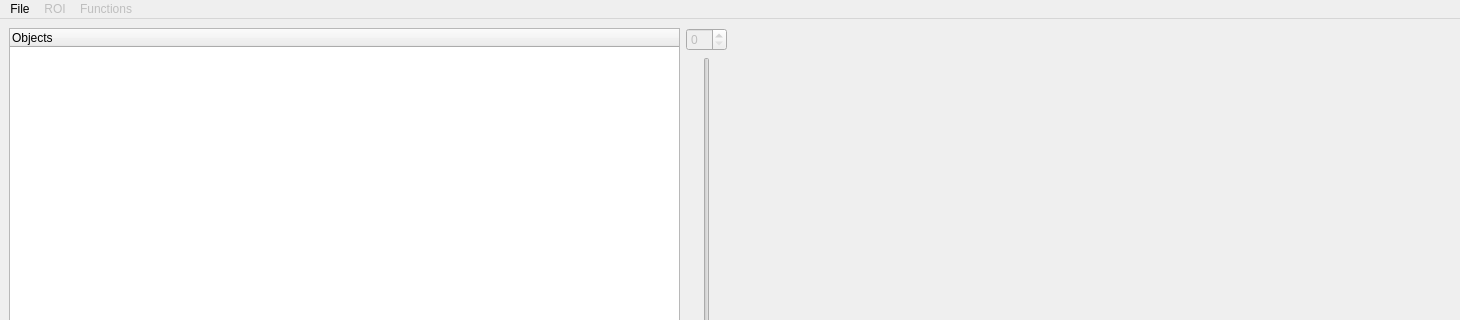
Before: the Qt Designer form mainwindow.ui in FBK-NILab/tractome, drawn with Qt 5; both pictures show x 0 to 1460 and y 0 to 320 of the 1460 by 751 pixel window.
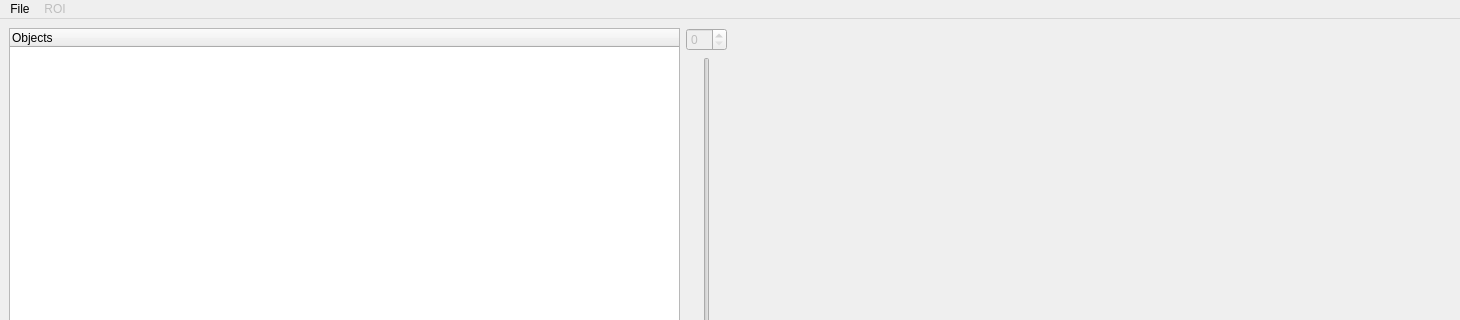
After: the same form once the commit is applied.

Commit message: Removed Function Menu. Removed unnecessary import pp. The scene is not reset anymore when creating a new ROI. Name of groupbox containing visual components for Re-cluster has been changed.

What changed in the file:
```diff
--- a/mainwindow.ui
+++ b/mainwindow.ui
@@ -829,19 +829,8 @@
     <addaction name="separator"/>
     <addaction name="actionExpand_ROI"/>
    </widget>
-   <widget class="QMenu" name="menuFunctions">
-    <property name="enabled">
-     <bool>false</bool>
-    </property>
-    <property name="title">
-     <string>Functions</string>
-    </property>
-    <addaction name="actionRe_Cluster"/>
-    <addaction name="actionExpand_Clusters"/>
-   </widget>
    <addaction name="menuFile"/>
    <addaction name="menuROI"/>
-   <addaction name="menuFunctions"/>
   </widget>
   <action name="actionLoad_Structural_Image">
    <property name="checkable">
```
Left out of the diff: 2 changed lines with no effect on the pictures. The commit also changes 2 other files.
